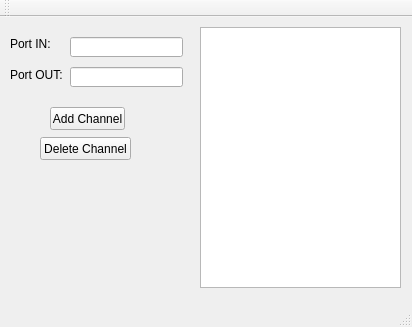
The window that Server/gui.ui (Ernyoke/Allamvizsga) describes before a commit, drawn with Qt 5.
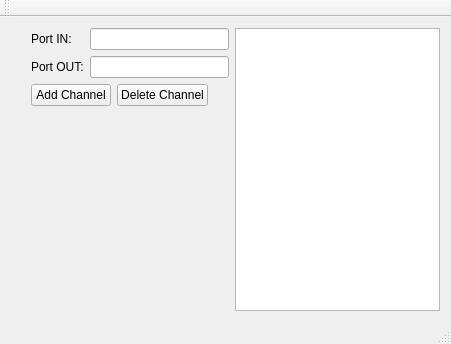
The same window after the commit.

What changed in the file:
```diff
--- a/Server/gui.ui
+++ b/Server/gui.ui
@@ -6,96 +6,140 @@
    <rect>
     <x>0</x>
     <y>0</y>
-    <width>412</width>
-    <height>327</height>
+    <width>451</width>
+    <height>344</height>
    </rect>
   </property>
   <property name="windowTitle">
    <string>Server</string>
   </property>
   <widget class="QWidget" name="centralWidget">
-   <widget class="QListWidget" name="chList">
-    <property name="geometry">
-     <rect>
-      <x>200</x>
-      <y>10</y>
-      <width>201</width>
-      <height>261</height>
-     </rect>
-    </property>
-   </widget>
-   <widget class="QLabel" name="label">
-    <property name="geometry">
-     <rect>
-      <x>10</x>
-      <y>20</y>
-      <width>46</width>
-      <height>13</height>
-     </rect>
-    </property>
-    <property name="text">
-     <string>Port IN:</string>
-    </property>
-   </widget>
-   <widget class="QLabel" name="label_2">
-    <property name="geometry">
-     <rect>
-      <x>10</x>
-      <y>50</y>
-      <width>61</width>
-      <height>16</height>
-     </rect>
-    </property>
-    <property name="text">
-     <string>Port OUT:</string>
-    </property>
-   </widget>
-   <widget class="QLineEdit" name="portIn">
-    <property name="geometry">
-     <rect>
-      <x>70</x>
-      <y>20</y>
-      <width>113</width>
-      <height>20</height>
-     </rect>
-    </property>
-   </widget>
-   <widget class="QLineEdit" name="portOut">
-    <property name="geometry">
-     <rect>
-      <x>70</x>
-      <y>50</y>
-      <width>113</width>
-      <height>20</height>
-     </rect>
-    </property>
-   </widget>
-   <widget class="QPushButton" name="addButton">
-    <property name="geometry">
-     <rect>
-      <x>50</x>
-      <y>90</y>
-      <width>75</width>
-      <height>23</height>
-     </rect>
-    </property>
-    <property name="text">
-     <string>Add Channel</string>
-    </property>
-   </widget>
-   <widget class="QPushButton" name="deletButton">
-    <property name="geometry">
-     <rect>
-      <x>40</x>
-      <y>120</y>
-      <width>91</width>
-      <height>23</height>
-     </rect>
-    </property>
-    <property name="text">
-     <string>Delete Channel</string>
-    </property>
-   </widget>
+   <layout class="QGridLayout" name="gridLayout_2">
+    <item row="0" column="3">
+     <spacer name="horizontalSpacer">
+      <property name="orientation">
+       <enum>Qt::Horizontal</enum>
+      </property>
+      <property name="sizeHint" stdset="0">
+       <size>
+        <width>40</width>
+        <height>20</height>
+       </size>
+      </property>
+     </spacer>
+    </item>
+    <item row="0" column="2">
+     <widget class="QListWidget" name="chList"/>
+    </item>
+    <item row="0" column="1">
+     <layout class="QGridLayout" name="gridLayout">
+      <item row="0" column="3" colspan="3">
+       <widget class="QLineEdit" name="portIn"/>
+      </item>
+      <item row="1" column="1" colspan="2">
+       <widget class="QLabel" name="label_2">
+        <property name="text">
+         <string>Port OUT:</string>
+        </property>
+       </widget>
+      </item>
+      <item row="0" column="1" colspan="2">
+       <widget class="QLabel" name="label">
+        <property name="text">
+         <string>Port IN:</string>
+        </property>
+       </widget>
+      </item>
+      <item row="1" column="3" colspan="3">
+       <widget class="QLineEdit" name="portOut"/>
+      </item>
+      <item row="2" column="4">
+       <widget class="QPushButton" name="deletButton">
+        <property name="sizePolicy">
+         <sizepolicy hsizetype="MinimumExpanding" vsizetype="Fixed">
+          <horstretch>0</horstretch>
+          <verstretch>0</verstretch>
+         </sizepolicy>
+        </property>
+        <property name="layoutDirection">
+         <enum>Qt::LeftToRight</enum>
+        </property>
+        <property name="text">
+         <string>Delete Channel</string>
+        </property>
+       </widget>
+      </item>
+      <item row="2" column="5">
+       <spacer name="horizontalSpacer_3">
+        <property name="orientation">
+         <enum>Qt::Horizontal</enum>
+        </property>
+        <property name="sizeHint" stdset="0">
+         <size>
+          <width>40</width>
+          <height>20</height>
+         </size>
+        </property>
+       </spacer>
+      </item>
+      <item row="2" column="1" colspan="3">
+       <widget class="QPushButton" name="addButton">
+        <property name="sizePolicy">
+         <sizepolicy hsizetype="MinimumExpanding" vsizetype="Fixed">
+          <horstretch>0</horstretch>
+          <verstretch>0</verstretch>
+         </sizepolicy>
+        </property>
+        <property name="layoutDirection">
+         <enum>Qt::LeftToRight</enum>
+        </property>
+        <property name="text">
+         <string>Add Channel</string>
+        </property>
+       </widget>
+      </item>
+      <item row="0" column="0" rowspan="3">
+       <spacer name="horizontalSpacer_4">
+        <property name="orientation">
+         <enum>Qt::Horizontal</enum>
+        </property>
+        <property name="sizeHint" stdset="0">
+         <size>
+          <width>40</width>
+          <height>20</height>
+         </size>
+        </property>
+       </spacer>
+      </item>
+      <item row="3" column="0" colspan="6">
+       <spacer name="verticalSpacer">
+        <property name="orientation">
+         <enum>Qt::Vertical</enum>
+        </property>
+        <property name="sizeHint" stdset="0">
+         <size>
+          <width>20</width>
+          <height>40</height>
+         </size>
+        </property>
+       </spacer>
+      </item>
+     </layout>
+    </item>
+    <item row="0" column="0">
+     <spacer name="horizontalSpacer_2">
+      <property name="orientation">
+       <enum>Qt::Horizontal</enum>
+      </property>
+      <property name="sizeHint" stdset="0">
+       <size>
+        <width>40</width>
+        <height>20</height>
+       </size>
+      </property>
+     </spacer>
+    </item>
+   </layout>
   </widget>
   <widget class="QMenuBar" name="menuBar">
    <property name="geometry">
```
Left out of the diff: 4 changed lines with no effect on the pictures.
